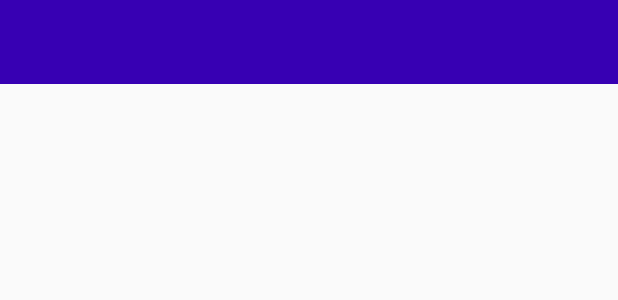
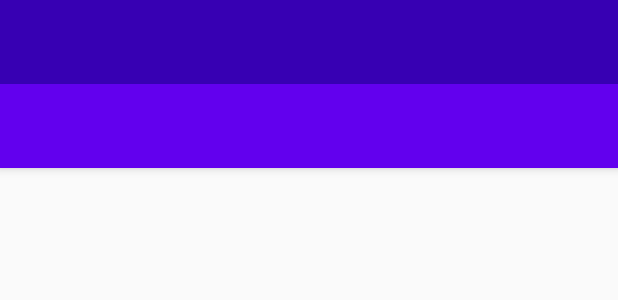
Before and after one commit to adambananka/student-tests, an Android app: the layout activity_setup.xml on its own in the app's theme, with its tools: preview values and no code run, on a phone screen of 412 x 824 dp. Shown: the top 300 px of the screen. Run offline under Robolectric (Android 15) with nearby library versions, the phone set to English and light mode, and no system bars.

Commit message:
drawer navigation menu added

```diff
--- a/app/src/main/AndroidManifest.xml
+++ b/app/src/main/AndroidManifest.xml
@@ -11,7 +11,8 @@
         android:roundIcon="@mipmap/ic_launcher_round"
         android:supportsRtl="true"
         android:theme="@style/AppTheme" >
-        <activity android:name="cz.bald.student_tests.ui.setup.SetupActivity">
+        <activity android:name="cz.bald.student_tests.ui.setup.SetupActivity"
+            android:theme="@style/SetupActivityTheme">
             <intent-filter>
                 <action android:name="android.intent.action.MAIN" />
                 <category android:name="android.intent.category.LAUNCHER" />
--- a/app/src/main/java/cz/bald/student_tests/ui/setup/SubjectFragment.kt
+++ b/app/src/main/java/cz/bald/student_tests/ui/setup/SubjectFragment.kt
@@ -22,7 +22,7 @@ class SubjectFragment(private val testSetting: TestSetting) : Fragment() {
         val view = inflater.inflate(R.layout.fragment_setup_subject, container, false)
 
         view.setup_subject_selection_value.text = getString(R.string.setup_subject_selection_value,
-            testSetting.type.name, testSetting.type.name)
+            testSetting.type.name, testSetting.language.name)
         view.setup_subject_subject_list.adapter = ArrayAdapter<String>(this.requireContext(),
             android.R.layout.simple_list_item_1, testSetting.language.getSubjects())
         view.setup_subject_subject_list.setOnItemClickListener{ adapterView, _, i, _ ->
--- a/app/src/main/res/layout/activity_setup.xml
+++ b/app/src/main/res/layout/activity_setup.xml
@@ -2,21 +2,23 @@
 <androidx.drawerlayout.widget.DrawerLayout
     xmlns:android="http://schemas.android.com/apk/res/android"
     xmlns:app="http://schemas.android.com/apk/res-auto"
-    android:id="@+id/drawer_layout"
+    android:id="@+id/setup_drawer_layout"
     android:layout_width="match_parent"
     android:layout_height="match_parent"
     android:fitsSystemWindows="true">
 
-    <FrameLayout
-        android:id="@+id/setup_fragment_container"
+    <include
+        layout="@layout/app_bar_main"
         android:layout_width="match_parent"
         android:layout_height="match_parent" />
 
-<!--    <com.google.android.material.navigation.NavigationView-->
-<!--        android:id="@+id/nav_view"-->
-<!--        android:layout_width="wrap_content"-->
-<!--        android:layout_height="match_parent"-->
-<!--        android:layout_gravity="start"-->
-<!--        android:fitsSystemWindows="true" />-->
+    <com.google.android.material.navigation.NavigationView
+        android:id="@+id/setup_nav_view"
+        android:layout_width="wrap_content"
+        android:layout_height="match_parent"
+        android:layout_gravity="start"
+        android:fitsSystemWindows="true"
+        app:headerLayout="@layout/nav_header"
+        app:menu="@menu/navigation_menu"/>
 
 </androidx.drawerlayout.widget.DrawerLayout>
--- /dev/null
+++ b/app/src/main/res/layout/app_bar_main.xml
@@ -0,0 +1,27 @@
+<?xml version="1.0" encoding="utf-8"?>
+<androidx.coordinatorlayout.widget.CoordinatorLayout
+    xmlns:android="http://schemas.android.com/apk/res/android"
+    xmlns:app="http://schemas.android.com/apk/res-auto"
+    xmlns:tools="http://schemas.android.com/tools"
+    android:layout_width="match_parent"
+    android:layout_height="match_parent"
+    tools:context="cz.bald.student_tests.ui.setup.SetupActivity">
+
+    <com.google.android.material.appbar.AppBarLayout
+        android:layout_width="match_parent"
+        android:layout_height="wrap_content"
+        android:fitsSystemWindows="true"
+        android:theme="@style/AppTheme.AppBarOverlay">
+
+        <androidx.appcompat.widget.Toolbar
+            android:id="@+id/toolbar"
+            android:layout_width="match_parent"
+            android:layout_height="?attr/actionBarSize"
+            android:background="?attr/colorPrimary"
+            app:popupTheme="@style/AppTheme.PopupOverlay" />
+
+    </com.google.android.material.appbar.AppBarLayout>
+
+    <include layout="@layout/setup_content_main" />
+
+</androidx.coordinatorlayout.widget.CoordinatorLayout>
--- /dev/null
+++ b/app/src/main/res/layout/setup_content_main.xml
@@ -0,0 +1,17 @@
+<?xml version="1.0" encoding="utf-8"?>
+<androidx.constraintlayout.widget.ConstraintLayout xmlns:android="http://schemas.android.com/apk/res/android"
+    xmlns:app="http://schemas.android.com/apk/res-auto"
+    xmlns:tools="http://schemas.android.com/tools"
+    android:layout_width="match_parent"
+    android:layout_height="match_parent"
+    app:layout_behavior="@string/appbar_scrolling_view_behavior"
+    tools:showIn="@layout/app_bar_main">
+
+    <FrameLayout
+        android:id="@+id/setup_fragment_container"
+        android:layout_width="match_parent"
+        android:layout_height="match_parent"
+        app:layout_constraintLeft_toLeftOf="parent"
+        app:layout_constraintRight_toRightOf="parent"
+        app:layout_constraintTop_toTopOf="parent" />
+</androidx.constraintlayout.widget.ConstraintLayout>
--- /dev/null
+++ b/app/src/main/res/menu/navigation_menu.xml
@@ -0,0 +1,9 @@
+<?xml version="1.0" encoding="utf-8"?>
+<menu xmlns:android="http://schemas.android.com/apk/res/android">
+
+    <group android:checkableBehavior="single">
+        <item android:id="@+id/maturita"
+            android:icon="@mipmap/ic_launcher"
+            android:title="@string/nav_menu_maturita"/>
+    </group>
+</menu>
--- a/app/src/main/res/values/strings.xml
+++ b/app/src/main/res/values/strings.xml
@@ -1,6 +1,9 @@
 <resources>
 <!--    Application general -->
     <string name="app_name">StudentTests</string>
+    <string name="nav_menu_maturita">Maturita</string>
+    <string name="nav_menu_open">open</string>
+    <string name="nav_menu_close">close</string>
 
 <!--    Setup Activity general -->
     <string name="setup_selection_label">Selection:</string>
--- a/app/src/main/res/values/styles.xml
+++ b/app/src/main/res/values/styles.xml
@@ -8,4 +8,13 @@
         <item name="colorAccent">@color/colorAccent</item>
     </style>
 
+    <style name="SetupActivityTheme" parent="AppTheme">
+        <item name="windowActionBar">false</item>
+        <item name="windowNoTitle">true</item>
+    </style>
+
+    <style name="AppTheme.AppBarOverlay" parent="ThemeOverlay.AppCompat.Dark.ActionBar" />
+
+    <style name="AppTheme.PopupOverlay" parent="ThemeOverlay.AppCompat.Light" />
+
 </resources>
```
Also changed, not shown: app/build.gradle (+13 -2 lines), app/src/main/java/cz/bald/student_tests/ui/setup/SetupActivity.kt (+54 -4 lines), app/src/main/java/cz/bald/student_tests/ui/test/ResultFragment.kt (+1 -0 lines), app/src/main/res/layout/nav_header.xml (added, +23 -0 lines).
